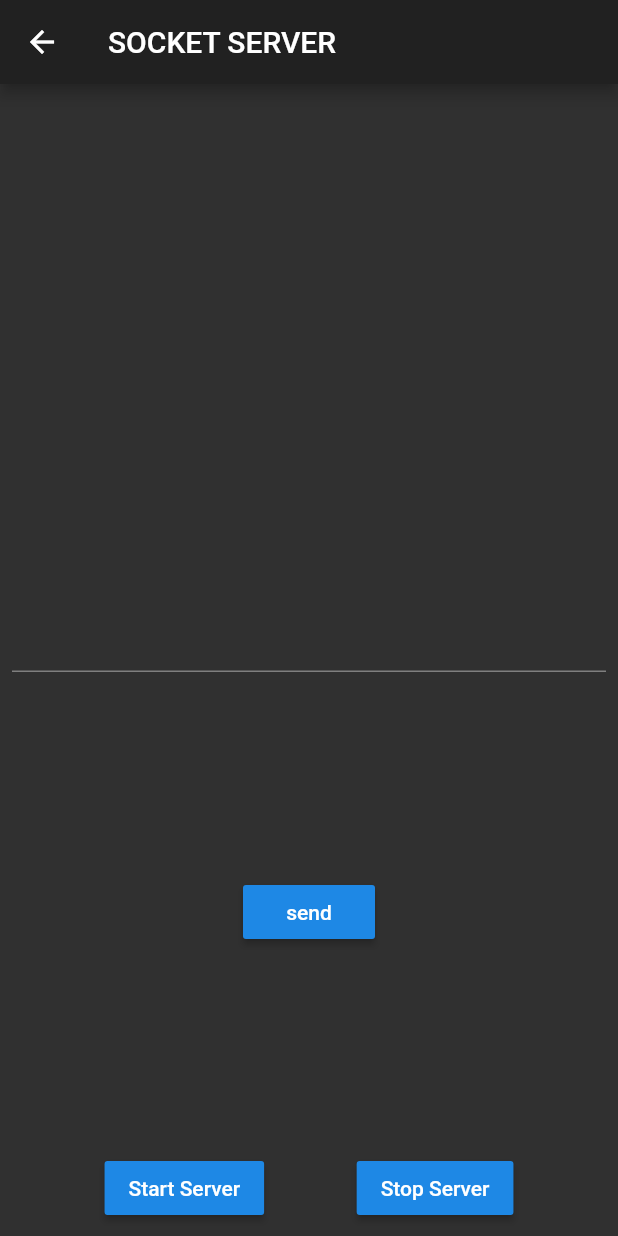
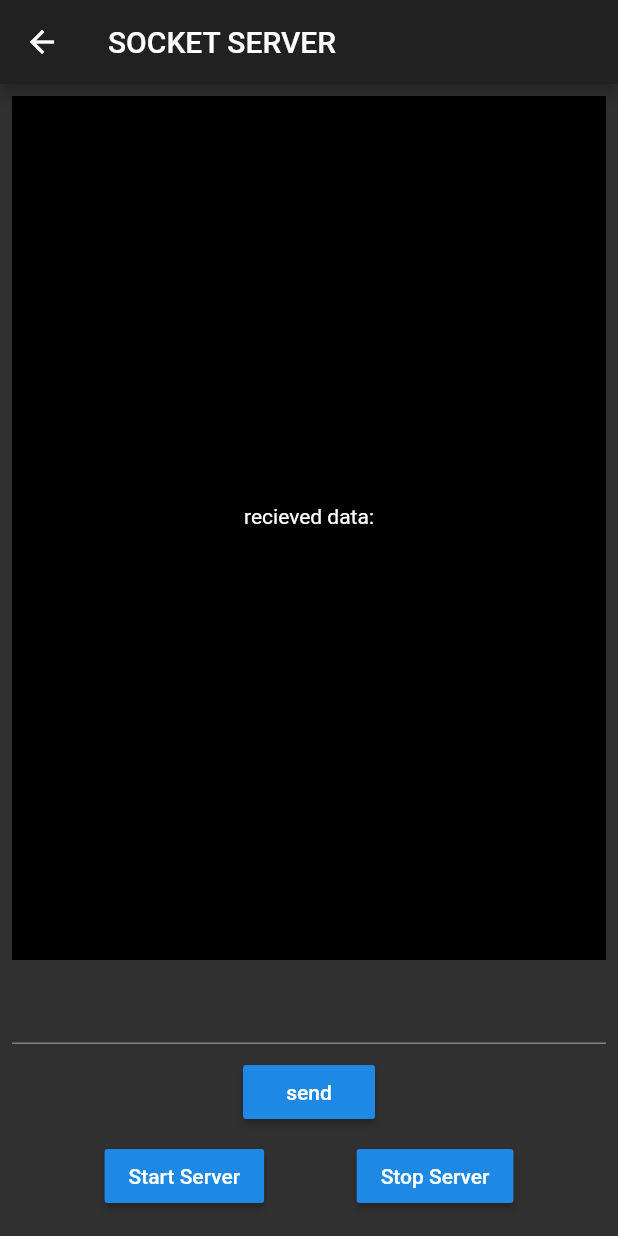
Before and after one commit to femrek/flutter_socket_practice, a Flutter app: the ScreenSocketServer screen opened by its route, on a phone screen of 412 x 824 dp. Run offline on Flutter 3.47's test engine with Material 2 defaults, Android fonts, the phone set to English and light mode, and no system bars.

Commit message:
feat: ui improved

```diff
--- a/lib/screen_socket_server.dart
+++ b/lib/screen_socket_server.dart
@@ -61,19 +61,23 @@ class _ScreenSocketServerState extends State<ScreenSocketServer> {
       body: Padding(
         padding: const EdgeInsets.all(8.0),
         child: Column(
-          mainAxisAlignment: MainAxisAlignment.spaceBetween,
           children: [
             /// show data
-            Container(
-              alignment: Alignment.center,
-              height: 200,
-              width: MediaQuery.of(context).size.width,
-              child: Text(_theLatestData),
+            Expanded(
+              child: Container(
+                alignment: Alignment.center,
+                height: 200,
+                width: MediaQuery.of(context).size.width,
+                color: Colors.black,
+                child: Text('recieved data:\n' + _theLatestData),
+              ),
             ),
+            _space(),
             /// data input
             TextField(
               controller: _dataInputController,
             ),
+            _space(),
             /// send data button
             RaisedButton(
               child: Text('send'),
@@ -81,6 +85,7 @@ class _ScreenSocketServerState extends State<ScreenSocketServer> {
                 _sendMessageToAllClients(_dataInputController.text);
               },
             ),
+            _space(),
             Row(
               mainAxisAlignment: MainAxisAlignment.spaceEvenly,
               children: [
@@ -100,9 +105,17 @@ class _ScreenSocketServerState extends State<ScreenSocketServer> {
                 ),
               ],
             ),
+            _space(),
           ],
         ),
       ),
     );
   }
+
+  Widget _space({bool vertical = true}) {
+    return SizedBox(
+      height: vertical ? 8 : 0,
+      width: vertical ? 0 : 8,
+    );
+  }
 }
```
Also changed, not shown: lib/screen_socket_client.dart (+18 -5 lines), pubspec.lock.
